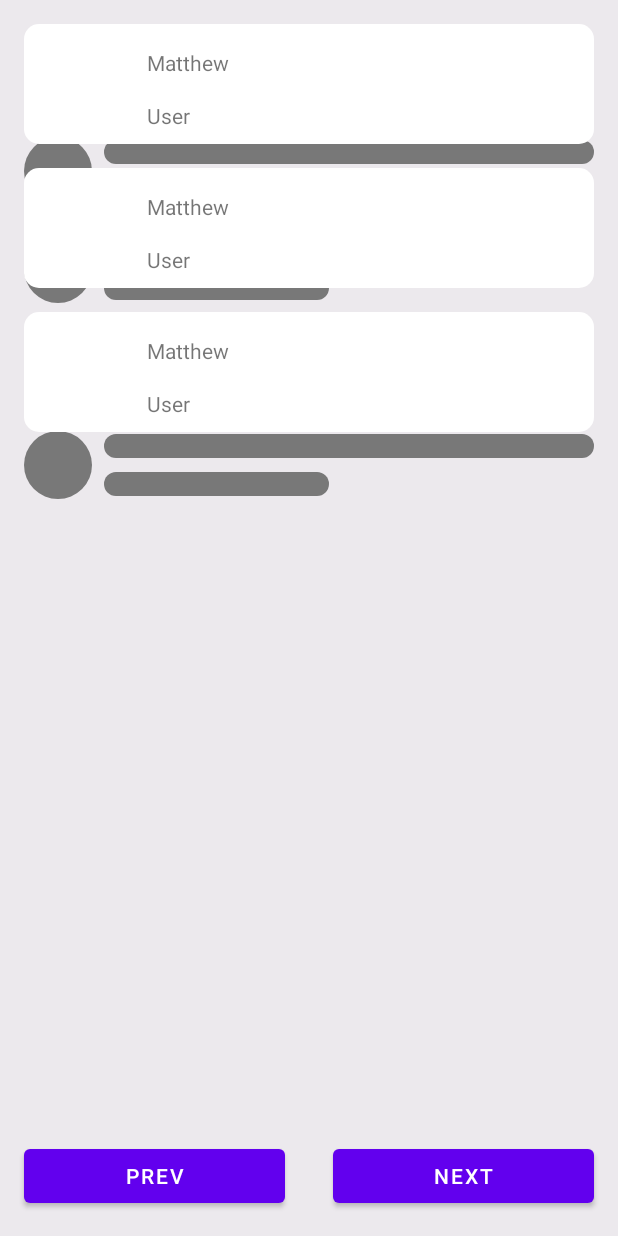
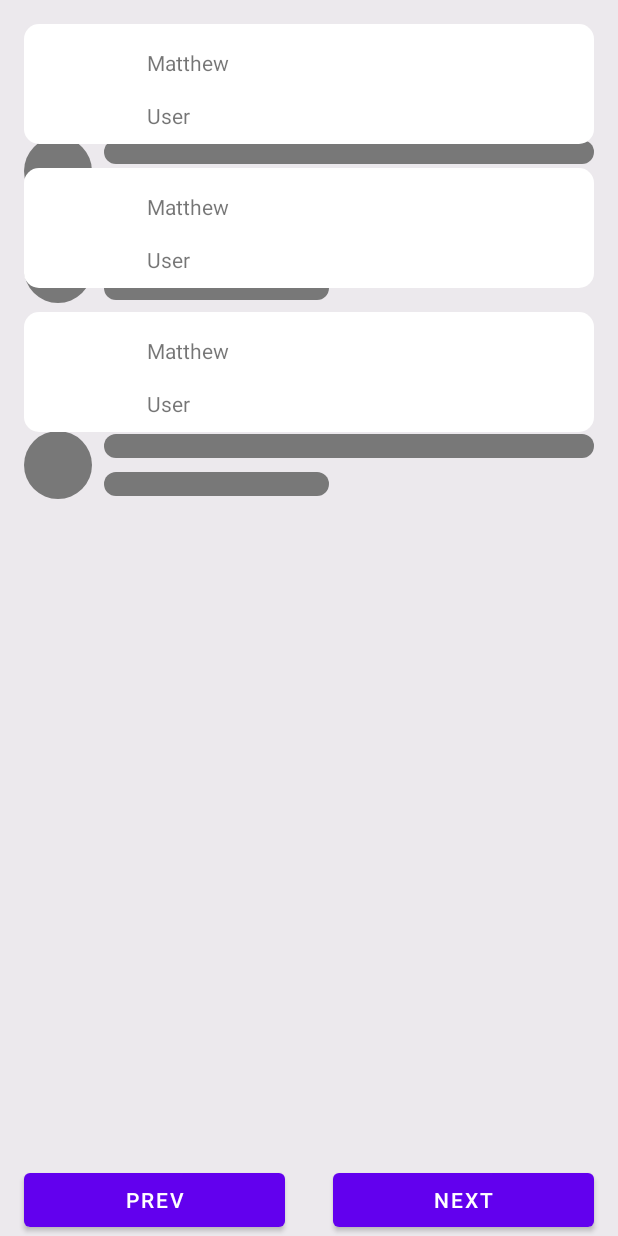
Before and after one commit to jawnpaul/github-search, an Android app: the layout fragment_result.xml on its own in the app's theme, with its tools: preview values and no code run, on a phone screen of 412 x 824 dp. Run offline under Robolectric (Android 15) with nearby library versions, the phone set to English and light mode, and no system bars.

Commit message:
refactored result ui

```diff
--- a/app/src/main/res/layout/fragment_result.xml
+++ b/app/src/main/res/layout/fragment_result.xml
@@ -12,7 +12,7 @@
             type="com.example.githubsearch.MainViewModel" />
     </data>
 
-    <RelativeLayout xmlns:app="http://schemas.android.com/apk/res-auto"
+    <androidx.constraintlayout.widget.ConstraintLayout xmlns:app="http://schemas.android.com/apk/res-auto"
         android:layout_width="match_parent"
         android:layout_height="match_parent"
         android:background="@color/colorGreyMid"
@@ -24,6 +24,9 @@
             android:layout_height="wrap_content"
             android:layout_margin="@dimen/sixteen"
             android:visibility="@{mainViewModel.searchResult.loading ? View.VISIBLE : View.GONE, default=visible}"
+            app:layout_constraintLeft_toLeftOf="parent"
+            app:layout_constraintRight_toRightOf="parent"
+            app:layout_constraintTop_toTopOf="parent"
             app:shimmer_auto_start="true"
             app:shimmer_highlight_color="@color/strokeColor">
 
@@ -48,10 +51,14 @@
         <androidx.recyclerview.widget.RecyclerView
             android:id="@+id/result_recycler_view"
             android:layout_width="match_parent"
-            android:layout_height="wrap_content"
-            android:layout_alignParentTop="true"
+            android:layout_height="match_parent"
             android:layout_marginTop="@dimen/sixteen"
+            android:layout_marginBottom="@dimen/twenty"
             android:visibility="@{mainViewModel.searchResult.result != null ? View.VISIBLE : View.GONE, default=gone}"
+            app:layout_constraintBottom_toTopOf="@id/buttons_linear_layout"
+            app:layout_constraintLeft_toLeftOf="parent"
+            app:layout_constraintRight_toRightOf="parent"
+            app:layout_constraintTop_toTopOf="parent"
             app:searchResults="@{mainViewModel.searchResult.result}"
             tools:listitem="@layout/single_result_item" />
 
@@ -59,15 +66,18 @@
             android:id="@+id/buttons_linear_layout"
             android:layout_width="match_parent"
             android:layout_height="wrap_content"
-            android:layout_alignParentBottom="true"
             android:orientation="horizontal"
-            android:weightSum="2">
+            android:weightSum="2"
+            app:layout_constraintBottom_toBottomOf="parent"
+            app:layout_constraintLeft_toLeftOf="parent"
+            app:layout_constraintRight_toRightOf="parent">
 
             <com.google.android.material.button.MaterialButton
                 android:id="@+id/prev_button"
                 android:layout_width="0dp"
                 android:layout_height="wrap_content"
-                android:layout_margin="@dimen/sixteen"
+                android:layout_marginStart="@dimen/sixteen"
+                android:layout_marginEnd="@dimen/sixteen"
                 android:layout_weight="1"
                 android:text="@string/prev" />
 
@@ -75,9 +85,10 @@
                 android:id="@+id/next_button"
                 android:layout_width="0dp"
                 android:layout_height="wrap_content"
-                android:layout_margin="@dimen/sixteen"
+                android:layout_marginStart="@dimen/sixteen"
+                android:layout_marginEnd="@dimen/sixteen"
                 android:layout_weight="1"
                 android:text="@string/next" />
         </LinearLayout>
-    </RelativeLayout>
+    </androidx.constraintlayout.widget.ConstraintLayout>
 </layout>
```
